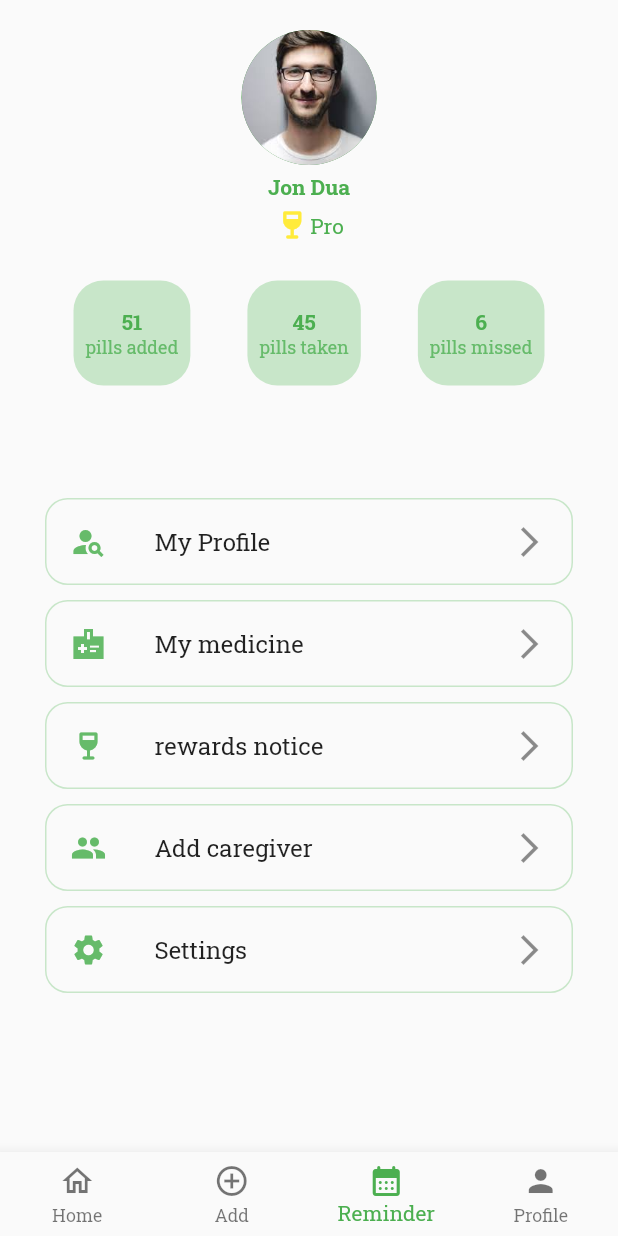
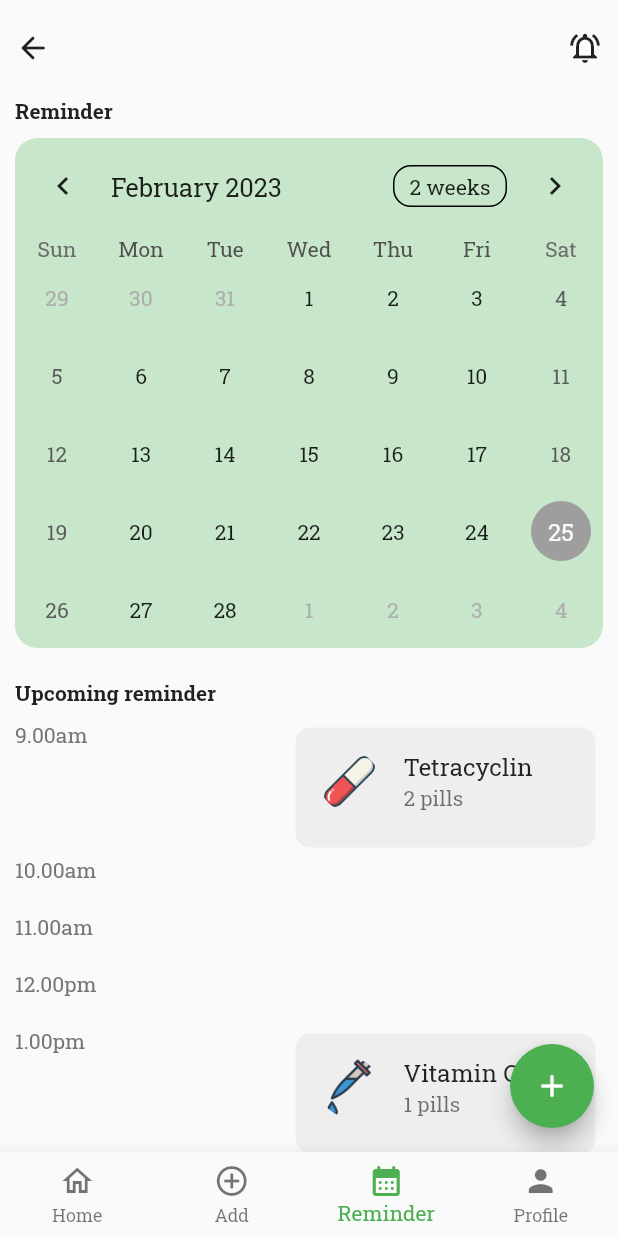
Before and after one commit to FadwaFouad/PharmaTracka, a Flutter app: the BottomNav screen opened directly, item 3 of the bottom bar chosen, on a phone screen of 412 x 824 dp. Run offline on Flutter 3.47's test engine with Material 2 defaults, Android fonts, the phone set to English and light mode, and no system bars; drawn by our look-alikes of table_calendar; our stand-ins replace font_awesome_flutter; missing offline and left inert: dart:ffi.

Commit message:
implement design of reminder page

```diff
--- a/lib/screens/add_medicine/add_medicine.dart
+++ b/lib/screens/add_medicine/add_medicine.dart
@@ -1,8 +1,6 @@
 // ignore_for_file: prefer_const_constructors
 
 import 'package:flutter/material.dart';
-import 'package:flutter/src/widgets/container.dart';
-import 'package:flutter/src/widgets/framework.dart';
 import 'package:pharm_traka/screens/profile/profile.dart';
 
 class AddMedicine extends StatelessWidget {
@@ -122,7 +120,7 @@ class AddMedicine extends StatelessWidget {
         minWidth: double.infinity,
         height: 60,
         onPressed: () {
-          Navigator.pushReplacement(context,
+          Navigator.push(context,
               MaterialPageRoute(builder: (context) => const Profile()));
         },
         color: Colors.green.shade400,
--- /dev/null
+++ b/lib/screens/add_medicine/components/medicine_dailog.dart
@@ -0,0 +1,14 @@
+import 'package:flutter/material.dart';
+import 'package:flutter/src/widgets/container.dart';
+import 'package:flutter/src/widgets/framework.dart';
+
+class MedicineDialog extends StatelessWidget {
+  const MedicineDialog({super.key});
+
+  @override
+  Widget build(BuildContext context) {
+    return SimpleDialog(
+      title: Image.asset('assets/images/capsule.png'),
+    );
+  }
+}
--- a/lib/screens/home/bottom_nav.dart
+++ b/lib/screens/home/bottom_nav.dart
@@ -2,6 +2,7 @@ import 'package:flutter/material.dart';
 import 'package:font_awesome_flutter/font_awesome_flutter.dart';
 import 'package:pharm_traka/screens/add_medicine/add_medicine.dart';
 import 'package:pharm_traka/screens/profile/profile.dart';
+import 'package:pharm_traka/screens/reminder/reminder.dart';
 
 import 'home_screen.dart';
 
@@ -23,6 +24,7 @@ class _BottomNavState extends State<BottomNav> {
         children: [
           HomePage(),
           AddMedicine(),
+          ReminderPage(),
           Profile(),
         ],
       ),
--- /dev/null
+++ b/lib/screens/reminder/components.dart/calender_section.dart
@@ -0,0 +1,61 @@
+import 'package:flutter/cupertino.dart';
+import 'package:flutter/material.dart';
+import 'package:flutter/src/widgets/container.dart';
+import 'package:flutter/src/widgets/framework.dart';
+import 'package:table_calendar/table_calendar.dart';
+
+class CalenderSection extends StatefulWidget {
+  const CalenderSection({super.key});
+
+  @override
+  State<CalenderSection> createState() => _CalenderSectionState();
+}
+
+class _CalenderSectionState extends State<CalenderSection> {
+  CalendarFormat _calendarFormat = CalendarFormat.month;
+  DateTime _focusedDay = DateTime.now();
+  DateTime? _selectedDay;
+
+  @override
+  Widget build(BuildContext context) {
+    return Container(
+      decoration: BoxDecoration(
+          color: Colors.green.shade100,
+          borderRadius: BorderRadius.circular(15)),
+      child: TableCalendar(
+        calendarStyle: CalendarStyle(
+          selectedDecoration: BoxDecoration(
+            color: Colors.green.shade600,
+            shape: BoxShape.circle,
+          ),
+          todayDecoration: BoxDecoration(
+            color: Colors.grey,
+            shape: BoxShape.circle,
+          ),
+        ),
+        firstDay: DateTime.utc(2010, 10, 16),
+        lastDay: DateTime.utc(2030, 3, 14),
+        focusedDay: DateTime.now(),
+
+        // change format
+        calendarFormat: _calendarFormat,
+        onFormatChanged: (format) {
+          setState(() {
+            _calendarFormat = format;
+          });
+        },
+
+        // select day
+        selectedDayPredicate: (day) {
+          return isSameDay(_selectedDay, day);
+        },
+        onDaySelected: (selectedDay, focusedDay) {
+          setState(() {
+            _selectedDay = selectedDay;
+            _focusedDay = focusedDay; // update `_focusedDay` here as well
+          });
+        },
+      ),
+    );
+  }
+}
--- /dev/null
+++ b/lib/screens/reminder/reminder.dart
@@ -0,0 +1,117 @@
+import 'package:flutter/material.dart';
+import 'package:pharm_traka/screens/add_medicine/add_medicine.dart';
+import 'components.dart/calender_section.dart';
+
+class ReminderPage extends StatelessWidget {
+  const ReminderPage({super.key});
+
+  @override
+  Widget build(BuildContext context) {
+    return SafeArea(
+      child: Scaffold(
+        resizeToAvoidBottomInset: true,
+        body: SingleChildScrollView(
+            child: Container(
+          padding: EdgeInsets.symmetric(horizontal: 10, vertical: 10),
+          height: MediaQuery.of(context).size.height - 10,
+          width: double.infinity,
+          child: Column(
+            crossAxisAlignment: CrossAxisAlignment.start,
+            children: [
+              SizedBox(height: 10),
+              Row(
+                mainAxisAlignment: MainAxisAlignment.spaceBetween,
+                children: [
+                  Icon(Icons.arrow_back_rounded),
+                  Icon(Icons.notifications_active_outlined),
+                ],
+              ),
+              SizedBox(height: 20),
+              getTitle("Reminder"),
+              SizedBox(height: 10),
+              CalenderSection(),
+              SizedBox(height: 20),
+              getTitle("Upcoming reminder"),
+              SizedBox(height: 10),
+              Expanded(child: getMedicineList()),
+            ],
+          ),
+        )),
+        floatingActionButton: FloatingActionButton(
+            child: Icon(Icons.add),
+            onPressed: () {
+              Navigator.push(context,
+                  MaterialPageRoute(builder: (context) => const AddMedicine()));
+            }),
+      ),
+    );
+  }
+
+  Widget getTitle(String text) {
+    return Text(
+      text,
+      style: TextStyle(fontWeight: FontWeight.bold),
+    );
+  }
+
+  Widget getMedicineList() {
+    return ListView(
+      children: [
+        getMedicineInfo(
+            '9.00am', 'assets/images/capsule.png', 'Tetracyclin', 2),
+        Text(
+          '10.00am',
+          style: TextStyle(color: Colors.grey.shade600),
+        ),
+        SizedBox(
+          height: 20,
+        ),
+        Text(
+          '11.00am',
+          style: TextStyle(color: Colors.grey.shade600),
+        ),
+        SizedBox(
+          height: 20,
+        ),
+        Text(
+          '12.00pm',
+          style: TextStyle(color: Colors.grey.shade600),
+        ),
+        SizedBox(
+          height: 20,
+        ),
+        getMedicineInfo('1.00pm', 'assets/images/dose.png', 'Vitamin C', 1),
+      ],
+    );
+  }
+
+  Widget getMedicineInfo(String time, String image, String title, int num) {
+    return Row(
+      mainAxisAlignment: MainAxisAlignment.spaceBetween,
+      crossAxisAlignment: CrossAxisAlignment.start,
+      children: [
+        Text(
+          time,
+          style: TextStyle(color: Colors.grey.shade600),
+        ),
+        Container(
+          margin: EdgeInsets.all(5),
+          decoration: BoxDecoration(
+            borderRadius: BorderRadius.circular(10),
+            color: Colors.grey.shade200,
+          ),
+          width: 200,
+          height: 80,
+          child: ListTile(
+            leading: CircleAvatar(
+              backgroundColor: Colors.grey.shade200,
+              backgroundImage: AssetImage(image),
+            ),
+            title: Text(title),
+            subtitle: Text('$num pills'),
+          ),
+        )
+      ],
+    );
+  }
+}
--- a/pubspec.yaml
+++ b/pubspec.yaml
@@ -38,6 +38,7 @@ dependencies:
   cupertino_icons: ^1.0.2
   flutter_native_splash: ^2.2.15
   font_awesome_flutter: ^10.4.0
+  table_calendar: ^3.0.9
 
 
 dev_dependencies:
```
Also changed, not shown: pubspec.lock.
